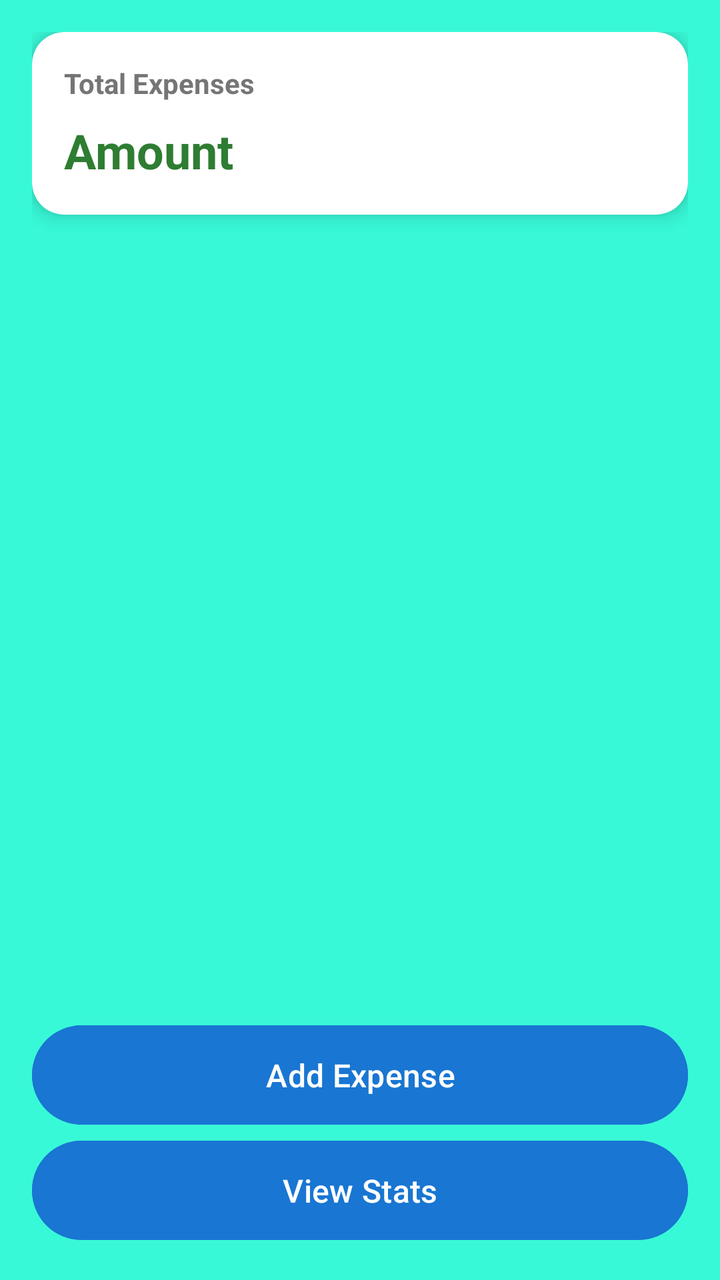
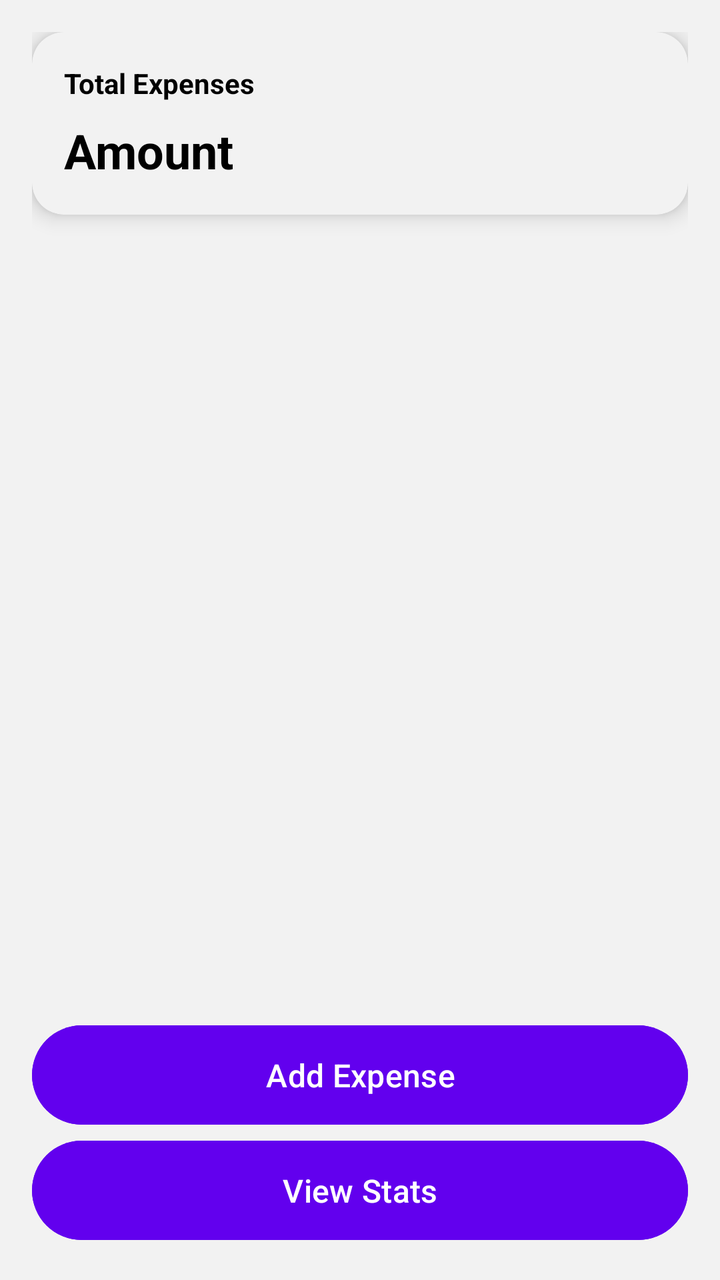

Before-and-after screenshots of an Android layout around one commit, followed by the original layout XML and the change that was made.
<!-- AndroidManifest.xml: application theme Theme.ExpenseTrackerClean -->
<!-- res/layout/fragment_dashboard.xml -->
<?xml version="1.0" encoding="utf-8"?>
<LinearLayout
    xmlns:android="http://schemas.android.com/apk/res/android"
    xmlns:app="http://schemas.android.com/apk/res-auto"
    xmlns:tools="http://schemas.android.com/tools"
    tools:theme="@style/Theme.Material3.DayNight.NoActionBar"
    tools:context="com.example.expensetrackerclean.ui.addexpense.AddExpenseFragment"
    android:layout_width="match_parent"
    android:layout_height="match_parent"
    android:orientation="vertical"
    tools:layout="@layout/fragment_dashboard"
    android:padding="16dp"
    android:background="@color/backgroundColor">

    
<androidx.cardview.widget.CardView
    android:layout_width="match_parent"
    android:layout_height="wrap_content"
    android:layout_marginBottom="16dp"
    app:cardElevation="6dp"
    app:cardCornerRadius="16dp"
    app:cardBackgroundColor="@color/cardColor">

<LinearLayout
    android:layout_width="match_parent"
    android:layout_height="wrap_content"
    android:orientation="vertical"
    android:padding="16dp">

    
<TextView
    android:id="@+id/tvTotalLabel"
    android:layout_width="wrap_content"
    android:layout_height="wrap_content"
    android:text="@string/total_expenses"
    android:textSize="14sp"
    android:textStyle="bold"
    android:textColor="@color/textSecondary"/>

    
<TextView
    android:id="@+id/tvTotalAmount"
    android:layout_width="wrap_content"
    android:layout_height="wrap_content"
    android:text="@string/amount"
    android:textSize="24sp"
    android:textStyle="bold"
    android:textColor="@color/successGreen"
    android:layout_marginTop="8dp"/>
</LinearLayout>
</androidx.cardview.widget.CardView>

    
<androidx.recyclerview.widget.RecyclerView
    android:id="@+id/recyclerViewExpenses"
    android:layout_width="match_parent"
    android:layout_height="0dp"
    android:layout_weight="1"
    android:clipToPadding="false"
    android:paddingBottom="16dp"/>

    
<com.google.android.material.button.MaterialButton
    android:id="@+id/btnAddExpense"
    android:layout_width="match_parent"
    android:layout_height="wrap_content"
    android:text="@string/add_expense"
    android:textSize="16sp"
    android:textColor="@color/cardColor"
    android:backgroundTint="@color/primaryColor"
    android:padding="14dp"/>

    
<com.google.android.material.button.MaterialButton
    android:id="@+id/btnStats"
    android:layout_width="match_parent"
    android:layout_height="wrap_content"
    android:text="@string/view_stats"
    android:textSize="16sp"
    android:textColor="@color/cardColor"
    android:backgroundTint="@color/primaryColor"
    android:padding="14dp"/>

</LinearLayout>
<!-- resources referenced by this layout -->
<resources>
  <color name="backgroundColor">#38F9D7</color>
  <color name="cardColor">#FFFFFF</color>
  <color name="primaryColor">#1976D2</color>
  <color name="successGreen">#2E7D32</color>
  <color name="textSecondary">#757575</color>
  <string name="add_expense">Add Expense</string>
  <string name="amount">Amount</string>
  <string name="total_expenses">Total Expenses</string>
  <string name="view_stats">View Stats</string>
  <style name="Theme.ExpenseTrackerClean" parent="Theme.Material3.DayNight.NoActionBar">
  
          
          <item name="colorPrimary">@color/primaryColor</item>
          <item name="colorPrimaryVariant">@color/primaryDark</item>
          <item name="colorOnPrimary">@color/cardColor</item>
  
      </style>
  <color name="primaryDark">#0D47A1</color>
</resources>

<!-- the commit's change to res/layout/fragment_dashboard.xml (unified diff, before → after) -->
@@ -4,13 +4,13 @@
     xmlns:app="http://schemas.android.com/apk/res-auto"
     xmlns:tools="http://schemas.android.com/tools"
     tools:theme="@style/Theme.Material3.DayNight.NoActionBar"
-    tools:context="com.example.expensetrackerclean.ui.addexpense.AddExpenseFragment"
+    tools:context="com.kate.expensetrackerclean.ui.addexpense.AddExpenseFragment"
     android:layout_width="match_parent"
     android:layout_height="match_parent"
     android:orientation="vertical"
     tools:layout="@layout/fragment_dashboard"
     android:padding="16dp"
-    android:background="@color/backgroundColor">
+    android:background="?attr/colorSurface">
 
     
 <androidx.cardview.widget.CardView
@@ -19,7 +19,7 @@
     android:layout_marginBottom="16dp"
     app:cardElevation="6dp"
     app:cardCornerRadius="16dp"
-    app:cardBackgroundColor="@color/cardColor">
+    app:cardBackgroundColor="?attr/colorSurface">
 
 <LinearLayout
     android:layout_width="match_parent"
@@ -35,7 +35,7 @@
     android:text="@string/total_expenses"
     android:textSize="14sp"
     android:textStyle="bold"
-    android:textColor="@color/textSecondary"/>
+    android:textColor="?attr/colorOnSurface"/>
 
     
 <TextView
@@ -45,7 +45,7 @@
     android:text="@string/amount"
     android:textSize="24sp"
     android:textStyle="bold"
-    android:textColor="@color/successGreen"
+    android:textColor="?attr/colorOnSurface"
     android:layout_marginTop="8dp"/>
 </LinearLayout>
 </androidx.cardview.widget.CardView>
@@ -66,8 +66,9 @@
     android:layout_height="wrap_content"
     android:text="@string/add_expense"
     android:textSize="16sp"
-    android:textColor="@color/cardColor"
-    android:backgroundTint="@color/primaryColor"
+    style="@style/Widget.Material3.Button"
+    android:textColor="?attr/colorOnPrimary"
+    android:backgroundTint="?attr/colorPrimary"
     android:padding="14dp"/>
 
     
@@ -77,8 +78,9 @@
     android:layout_height="wrap_content"
     android:text="@string/view_stats"
     android:textSize="16sp"
-    android:textColor="@color/cardColor"
-    android:backgroundTint="@color/primaryColor"
+    style="@style/Widget.Material3.Button"
+    android:textColor="?attr/colorOnPrimary"
+    android:backgroundTint="?attr/colorPrimary"
     android:padding="14dp"/>
 
 </LinearLayout>
<!-- resource entries referenced after the edit -->
@@ -1,10 +1,7 @@
 <!-- resources referenced by this layout -->
 <resources>
-  <color name="backgroundColor">#38F9D7</color>
-  <color name="cardColor">#FFFFFF</color>
-  <color name="primaryColor">#1976D2</color>
-  <color name="successGreen">#2E7D32</color>
-  <color name="textSecondary">#757575</color>
+  <color name="primaryColor">#6200EE</color>
+  <color name="onPrimaryColor">#FFFFFF</color>
   <string name="add_expense">Add Expense</string>
   <string name="amount">Amount</string>
   <string name="total_expenses">Total Expenses</string>
@@ -12,11 +9,15 @@
   <style name="Theme.ExpenseTrackerClean" parent="Theme.Material3.DayNight.NoActionBar">
   
           
+          <item name="colorSurface">@color/surface</item>
+          <item name="colorOnBackground">@color/on_background</item>
+          <item name="colorOnSurface">@color/on_surface</item>
           <item name="colorPrimary">@color/primaryColor</item>
-          <item name="colorPrimaryVariant">@color/primaryDark</item>
-          <item name="colorOnPrimary">@color/cardColor</item>
+          <item name="colorOnPrimary">@color/onPrimaryColor</item>
   
       </style>
-  <color name="primaryDark">#0D47A1</color>
+  <color name="surface">#F2F2F2</color>
+  <color name="on_background">#000000</color>
+  <color name="on_surface">#000000</color>
 </resources>
 
